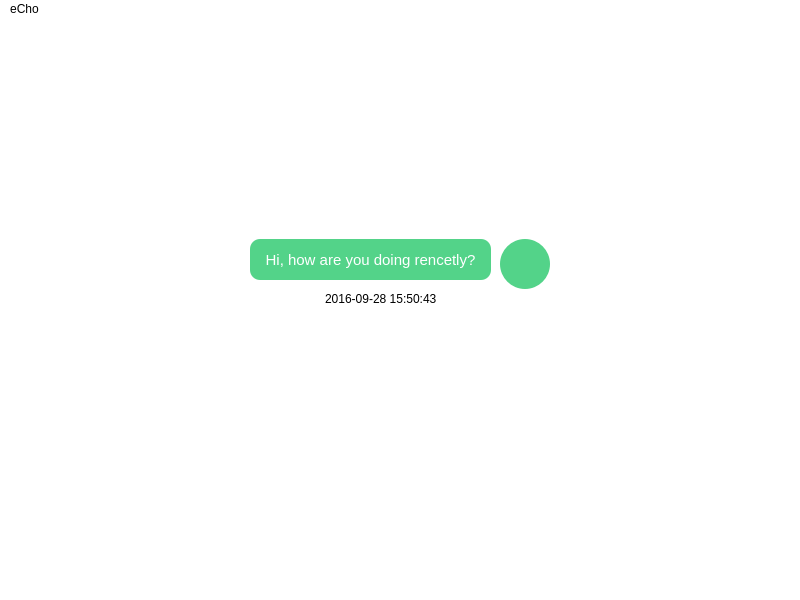
First picture: the form in Docs/Qt Design/ubuntu ui/echo.ui, repository NingerJohn/eCho, before the edit.
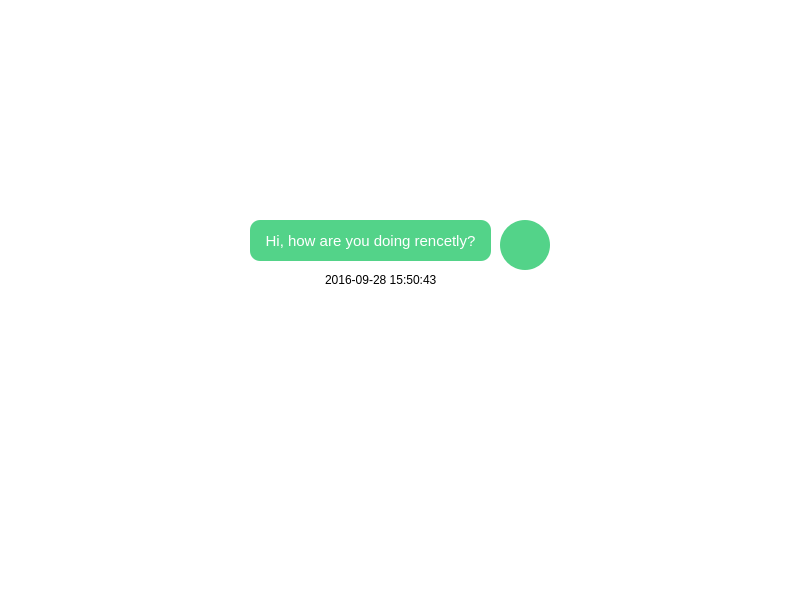
Second picture: the form after the edit. Icons and pictures are not drawn.

The edit to the form file:
```diff
--- a/Docs/Qt Design/ubuntu ui/echo.ui
+++ b/Docs/Qt Design/ubuntu ui/echo.ui
@@ -80,23 +80,6 @@
     </property>
    </widget>
   </widget>
-  <widget class="QMenuBar" name="menubar">
-   <property name="geometry">
-    <rect>
-     <x>0</x>
-     <y>0</y>
-     <width>800</width>
-     <height>25</height>
-    </rect>
-   </property>
-   <widget class="QMenu" name="menuECho">
-    <property name="title">
-     <string>eCho</string>
-    </property>
-   </widget>
-   <addaction name="menuECho"/>
-  </widget>
-  <widget class="QStatusBar" name="statusbar"/>
  </widget>
  <resources/>
  <connections/>
```
Left out of the diff: 5 changed lines with no effect on the pictures.
